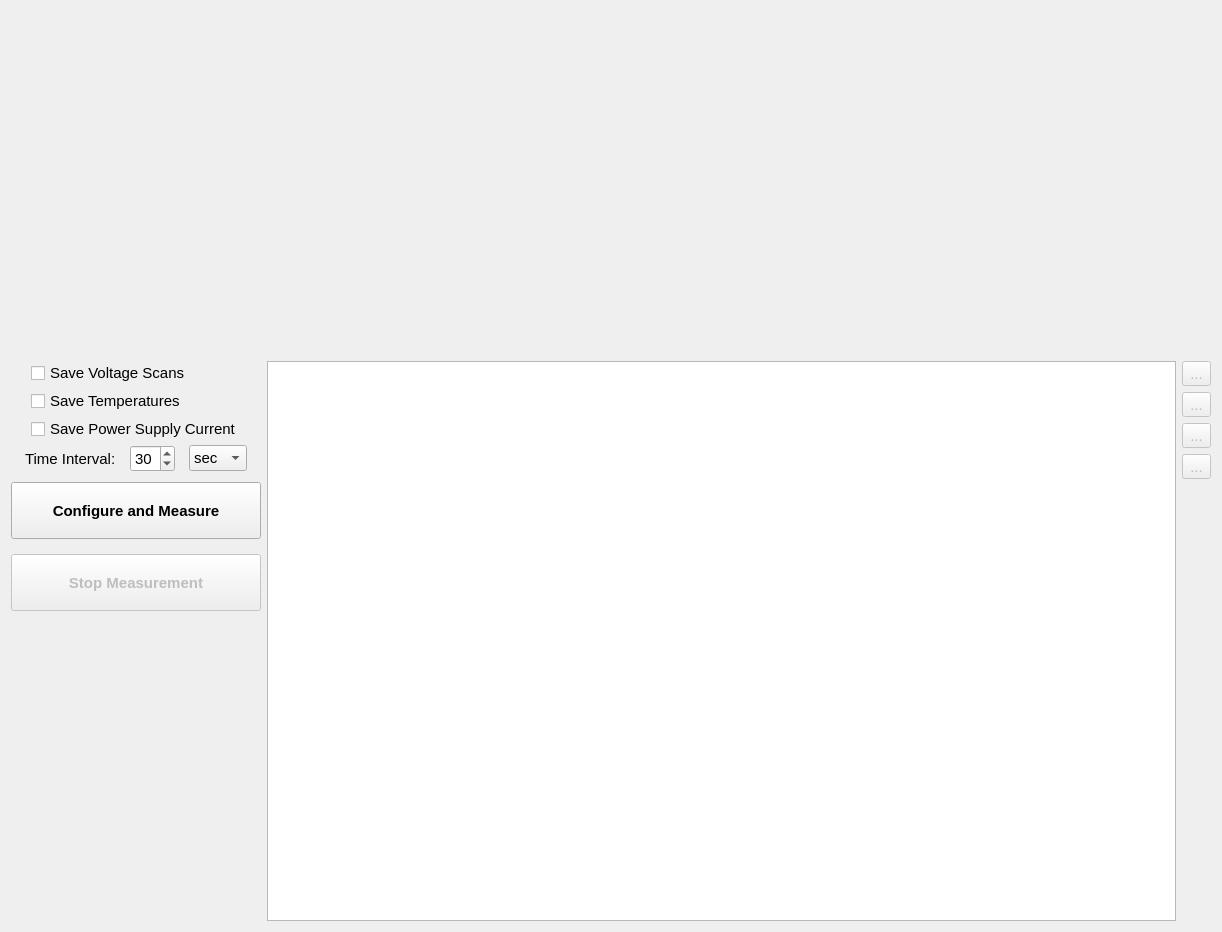
Qt form hallbench/gui/ui/measurementwidget.ui (lnls-ima/hall-bench-control) before a commit.
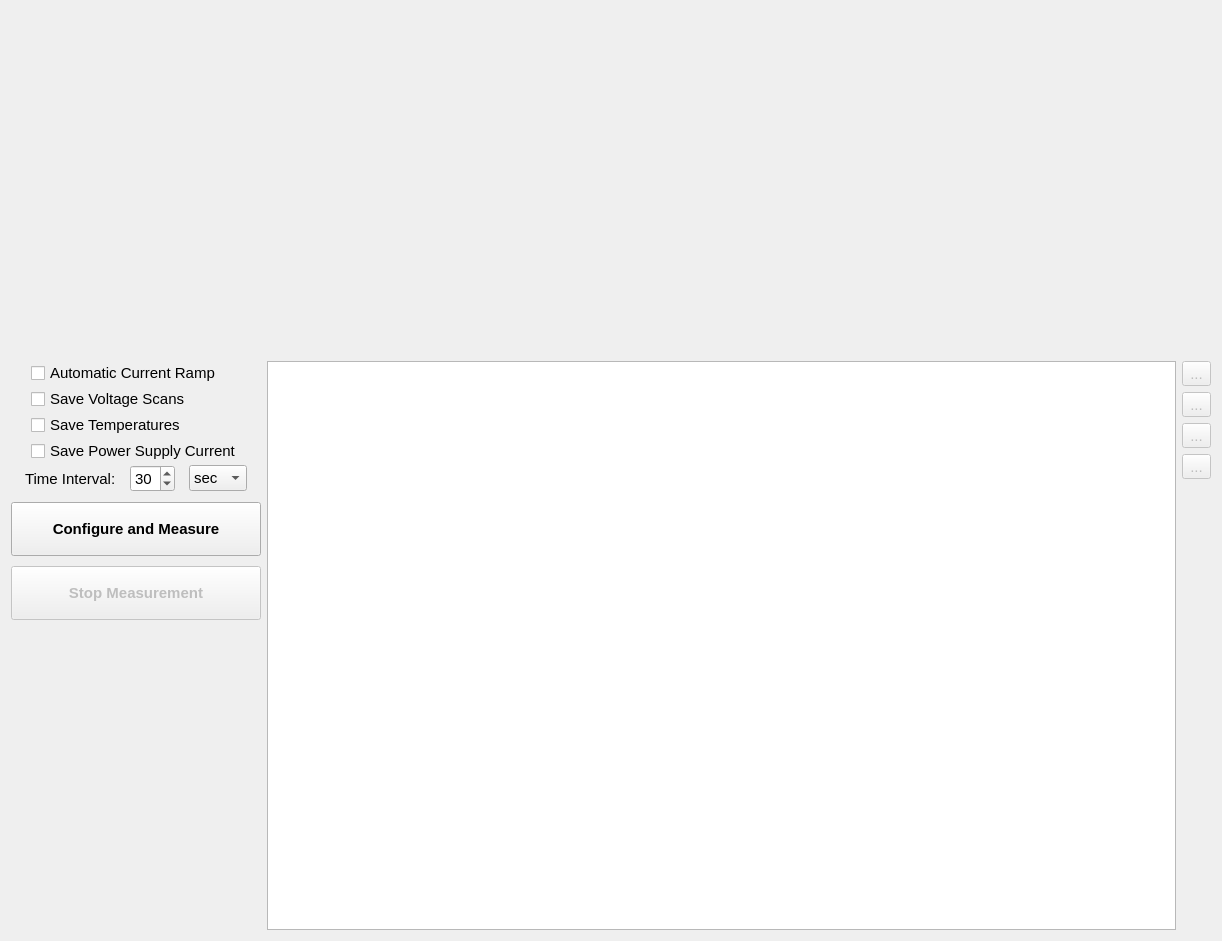
The same form after that commit. Icons and pictures are not drawn. Custom widgets are drawn as their Qt base class.

Commit message: Add option to measure automatic current ramp in measurement widget

```diff
--- a/hallbench/gui/ui/measurementwidget.ui
+++ b/hallbench/gui/ui/measurementwidget.ui
@@ -7,7 +7,7 @@
     <x>0</x>
     <y>0</y>
     <width>1218</width>
-    <height>932</height>
+    <height>941</height>
    </rect>
   </property>
   <property name="font">
@@ -44,54 +44,49 @@
       <number>0</number>
      </property>
      <item>
-      <layout class="QGridLayout" name="gridLayout_2">
-       <property name="sizeConstraint">
-        <enum>QLayout::SetMaximumSize</enum>
+      <layout class="QVBoxLayout" name="verticalLayout_4">
+       <property name="spacing">
+        <number>2</number>
        </property>
-       <property name="horizontalSpacing">
-        <number>0</number>
-       </property>
-       <property name="verticalSpacing">
-        <number>4</number>
-       </property>
-       <item row="1" column="1">
-        <widget class="QCheckBox" name="save_temperature_chb">
+       <item>
+        <layout class="QVBoxLayout" name="verticalLayout_3">
+         <property name="spacing">
+          <number>2</number>
+         </property>
+         <property name="leftMargin">
+          <number>20</number>
+         </property>
+         <item>
+          <widget class="QCheckBox" name="automatic_current_ramp_chb">
          <property name="text">
-          <string>Save Temperatures</string>
+            <string>Automatic Current Ramp</string>
          </property>
         </widget>
        </item>
-       <item row="0" column="1">
+         <item>
         <widget class="QCheckBox" name="save_voltage_scan_chb">
          <property name="text">
           <string>Save Voltage Scans</string>
          </property>
         </widget>
        </item>
-       <item row="2" column="1">
+         <item>
+          <widget class="QCheckBox" name="save_temperature_chb">
+           <property name="text">
+            <string>Save Temperatures</string>
+           </property>
+          </widget>
+         </item>
+         <item>
         <widget class="QCheckBox" name="save_current_chb">
          <property name="text">
           <string>Save Power Supply Current</string>
          </property>
         </widget>
        </item>
-       <item row="0" column="0">
-        <spacer name="horizontalSpacer">
-         <property name="orientation">
-          <enum>Qt::Horizontal</enum>
-         </property>
-         <property name="sizeType">
-          <enum>QSizePolicy::Fixed</enum>
-         </property>
-         <property name="sizeHint" stdset="0">
-          <size>
-           <width>20</width>
-           <height>20</height>
-          </size>
-         </property>
-        </spacer>
+        </layout>
        </item>
-       <item row="3" column="0" colspan="2">
+       <item>
         <layout class="QHBoxLayout" name="horizontalLayout">
          <property name="spacing">
           <number>0</number>
@@ -186,22 +181,6 @@
        </property>
       </widget>
      </item>
-     <item>
-      <spacer name="verticalSpacer">
-       <property name="orientation">
-        <enum>Qt::Vertical</enum>
-       </property>
-       <property name="sizeType">
-        <enum>QSizePolicy::Fixed</enum>
-       </property>
-       <property name="sizeHint" stdset="0">
-        <size>
-         <width>5</width>
-         <height>5</height>
-        </size>
-       </property>
-      </spacer>
-     </item>
      <item>
       <widget class="QPushButton" name="stop_btn">
        <property name="enabled">
```
Lines whose indentation alone changed are shown as unchanged. The commit also changes 5 other files.
